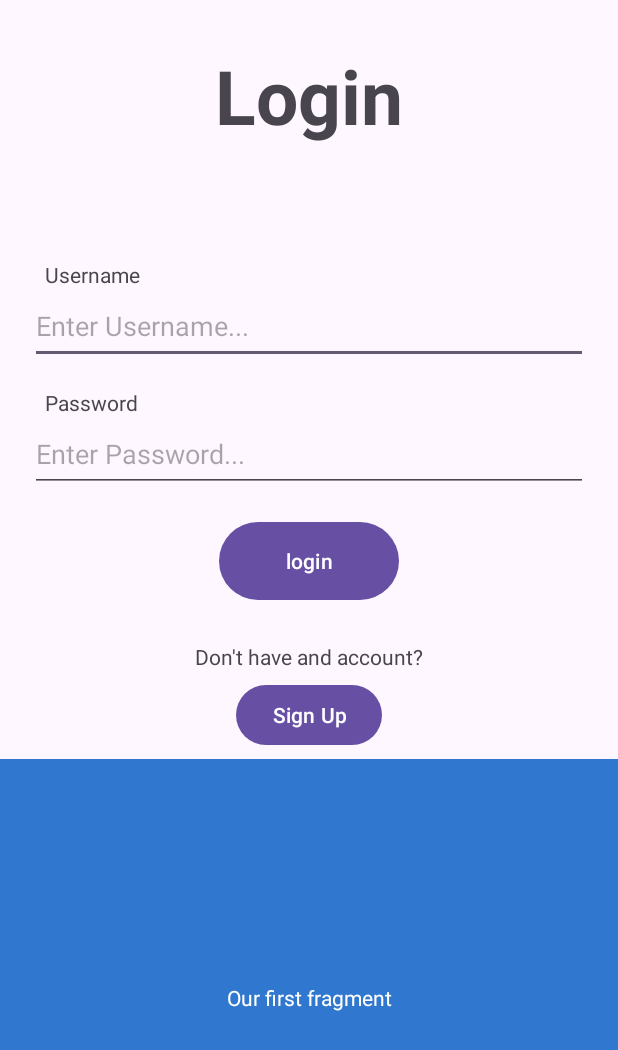
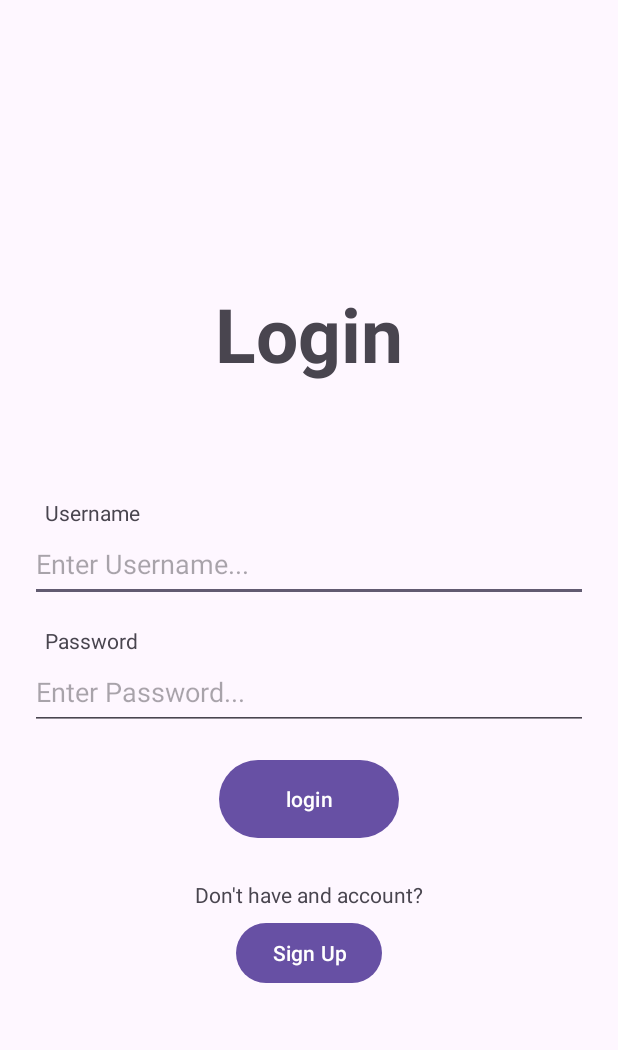
Before and after one commit to ahmet8zer/Music-Sharing-App, an Android app: the screen it shows after launch (MainActivity), on a phone screen of 412 x 824 dp. Shown: the top 1050 px of the screen. Run offline under Robolectric (Android 15) with nearby library versions, the phone set to English and light mode, and no system bars.

Commit message:
made the fragment part of the page

```diff
--- a/MusicSharing/app/src/main/java/com/example/musicsharing/FirstFragment.java
+++ b/MusicSharing/app/src/main/java/com/example/musicsharing/FirstFragment.java
@@ -4,6 +4,7 @@ import android.os.Bundle;
 
 import androidx.fragment.app.Fragment;
 
+import android.util.Log;
 import android.view.LayoutInflater;
 import android.view.View;
 import android.view.ViewGroup;
@@ -17,6 +18,7 @@ public class FirstFragment extends Fragment {
 
     // TODO: Rename parameter arguments, choose names that match
     // the fragment initialization parameters, e.g. ARG_ITEM_NUMBER
+    private static final String TAG = "FirstFragment";
     private static final String ARG_PARAM1 = "param1";
     private static final String ARG_PARAM2 = "param2";
 
@@ -49,6 +51,7 @@ public class FirstFragment extends Fragment {
     @Override
     public void onCreate(Bundle savedInstanceState) {
         super.onCreate(savedInstanceState);
+        Log.d(TAG, "onCreate(Bundle) called");
         if (getArguments() != null) {
             mParam1 = getArguments().getString(ARG_PARAM1);
             mParam2 = getArguments().getString(ARG_PARAM2);
--- a/MusicSharing/app/src/main/res/layout/activity_main.xml
+++ b/MusicSharing/app/src/main/res/layout/activity_main.xml
@@ -21,38 +21,13 @@
         android:layout_height="wrap_content"
         android:orientation="vertical">
 
-        <TextView
-            android:layout_width="wrap_content"
-            android:layout_height="wrap_content"
-            android:layout_gravity="start"
-            android:paddingLeft="30dp"
-            android:text="@string/username_text" />
 
-        <EditText
-            android:id="@+id/username_field"
+        <androidx.fragment.app.FragmentContainerView
+            android:id="@+id/first_fragment"
+            android:name="com.example.musicsharing.FirstFragment"
             android:layout_width="match_parent"
-            android:layout_height="50dp"
-            android:layout_marginLeft="20dp"
-            android:layout_marginRight="20dp"
-            android:layout_marginBottom="16dp"
-            android:hint="@string/username_hint"
-            android:inputType="text" />
-
-        <TextView
-            android:layout_width="wrap_content"
-            android:layout_height="wrap_content"
-            android:paddingLeft="30dp"
-            android:text="@string/password_text" />
-
-        <EditText
-            android:id="@+id/password_field"
-            android:layout_width="match_parent"
-            android:layout_height="50dp"
-            android:layout_marginLeft="20dp"
-            android:layout_marginRight="20dp"
-            android:layout_marginBottom="16dp"
-            android:hint="@string/password_hint"
-            android:inputType="textPassword" />
+            android:layout_height="match_parent"
+            tools:layout="@layout/fragment_first" />
 
 
         <LinearLayout
@@ -91,12 +66,7 @@
 
     </LinearLayout>
 
-    <androidx.fragment.app.FragmentContainerView
-        android:id="@+id/first_fragment"
-        android:name="com.example.musicsharing.FirstFragment"
-        android:layout_width="match_parent"
-        android:layout_height="match_parent"
-        tools:layout="@layout/fragment_first" />
+
 
 
 </LinearLayout>
--- a/MusicSharing/app/src/main/res/layout/fragment_first.xml
+++ b/MusicSharing/app/src/main/res/layout/fragment_first.xml
@@ -8,15 +8,39 @@
     <!-- TODO: Update blank fragment layout -->
     <LinearLayout
         android:layout_width="match_parent"
-        android:layout_height="match_parent">
+        android:layout_height="wrap_content"
+        android:orientation="vertical">
+    <TextView
+        android:layout_width="wrap_content"
+        android:layout_height="wrap_content"
+        android:layout_gravity="start"
+        android:paddingLeft="30dp"
+        android:text="@string/username_text" />
 
-        <TextView
-            android:layout_width="match_parent"
-            android:layout_height="match_parent"
-            android:background="#3078CF"
-            android:gravity="center"
-            android:text="@string/first_fragment"
-            android:textAlignment="center"
-            android:textColor="@color/white" />
+    <EditText
+        android:id="@+id/username_field"
+        android:layout_width="match_parent"
+        android:layout_height="50dp"
+        android:layout_marginLeft="20dp"
+        android:layout_marginRight="20dp"
+        android:layout_marginBottom="16dp"
+        android:hint="@string/username_hint"
+        android:inputType="text" />
+
+    <TextView
+        android:layout_width="wrap_content"
+        android:layout_height="wrap_content"
+        android:paddingLeft="30dp"
+        android:text="@string/password_text" />
+
+    <EditText
+        android:id="@+id/password_field"
+        android:layout_width="match_parent"
+        android:layout_height="50dp"
+        android:layout_marginLeft="20dp"
+        android:layout_marginRight="20dp"
+        android:layout_marginBottom="16dp"
+        android:hint="@string/password_hint"
+        android:inputType="textPassword" />
     </LinearLayout>
 </FrameLayout>
```
Also changed, not shown: 1 other file.
